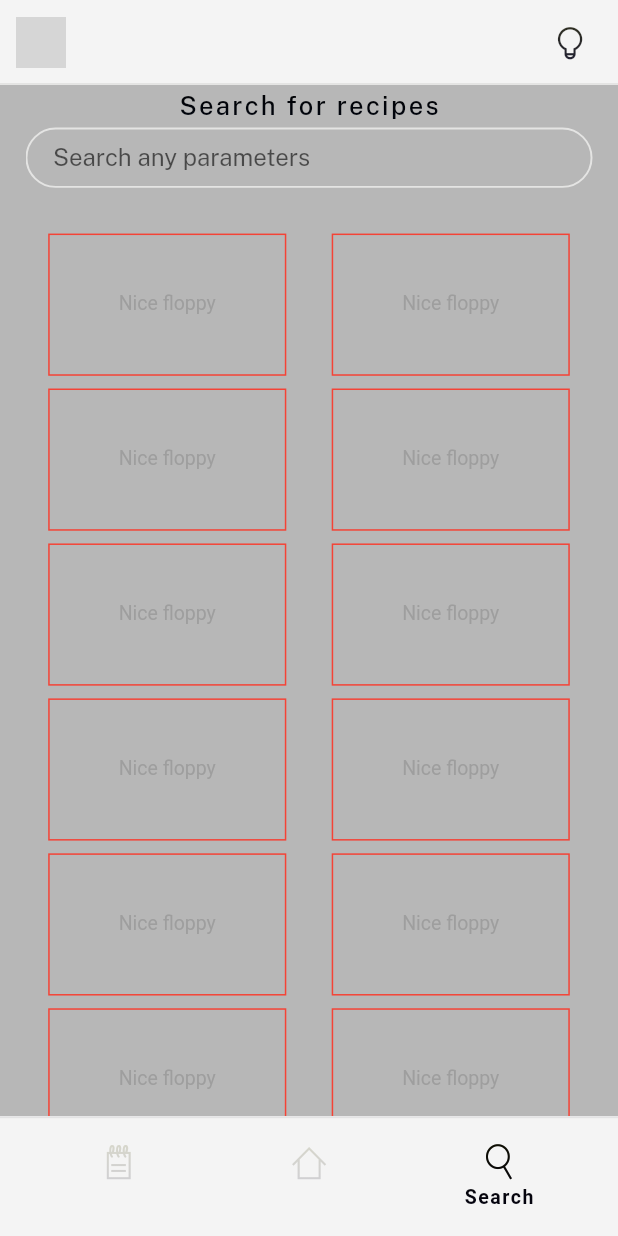
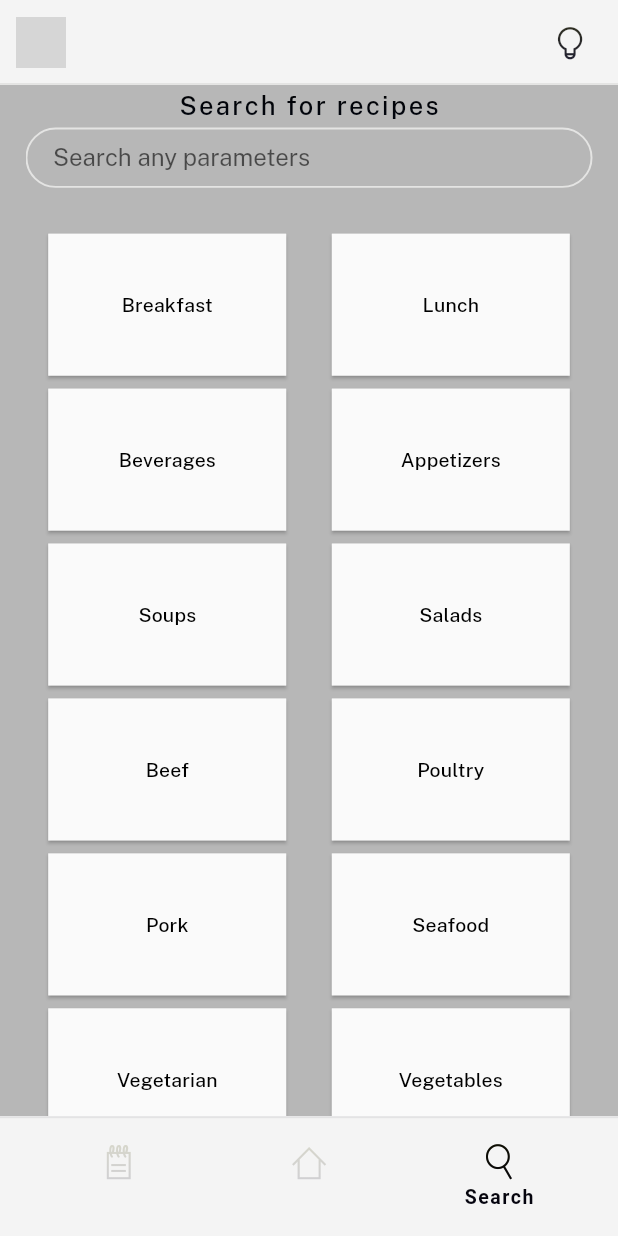
Before and after one commit to SotoArmando/appniceoogling_recipesspotlight, a Flutter app: the screen it shows after launch, swiped to page 3, on a phone screen of 412 x 824 dp. Run offline on Flutter 3.47's test engine with Material 2 defaults, Android fonts, the phone set to English and light mode, and no system bars; our stand-ins replace cached_network_image, google_fonts; missing offline and left inert: dart:html; network calls fail; Roboto replaces fonts that are missing (Lator); grey boxes are pictures that could not be loaded.

Commit message:
Added labels string to categories; Added categories constraint

```diff
--- a/lib/components/Low/Lowtag.dart
+++ b/lib/components/Low/Lowtag.dart
@@ -3,7 +3,8 @@ import 'package:flutter/widgets.dart';
 import 'package:niceoogling/resource/math.dart';
 
 class Lowtag extends StatefulWidget {
-  const Lowtag({ Key? key }) : super(key: key);
+  final String label;
+  const Lowtag({ Key? key, required this.label }) : super(key: key);
 
   @override
   _LowtagState createState() => _LowtagState();
@@ -12,14 +13,17 @@ class Lowtag extends StatefulWidget {
 class _LowtagState extends State<Lowtag> {
   @override
   Widget build(BuildContext context) {
-    return Container(
-      decoration: BoxDecoration(
-        border: Border.all(color: Colors.red, width: 1)
-      ),
+    return Material(
+      elevation: 1,
+      child: Container(
+
+
       width: coremeasure_13,
       height: coremeasure_10,
       alignment: Alignment.center,
-      child: Text("Nice floppy"),
-    );
+      child: Text(widget.label, style: Theme.of(context)
+                      .textTheme
+                      .bodyText1,),
+    ),);
   }
 }
--- a/lib/components/Searchpage.dart
+++ b/lib/components/Searchpage.dart
@@ -7,7 +7,26 @@ import 'package:flutter/widgets.dart';
 import 'package:niceoogling/components/Low/Lowtag.dart';
 import 'package:niceoogling/context/Tastydescendant.dart';
 import 'package:niceoogling/resource/math.dart';
-
+const List<String> categories = [
+  "Breakfast",
+  "Lunch",
+  "Beverages",
+  "Appetizers",
+  'Soups',
+  "Salads",
+  "Beef",
+  "Poultry",
+  "Pork",
+  "Seafood",
+  "Vegetarian",
+  "Vegetables",
+  "Other",
+  "Desserts",
+  "Canning / Freezing",
+  "Breads",
+  "Holidays",
+  "Entertaining"
+];
 class Searchpage extends StatefulWidget {
   Searchpage({Key? key}) : super(key: key);
 
@@ -66,8 +85,8 @@ class SearchpageState extends State<Searchpage> {
               direction: Axis.horizontal,
               runSpacing: coremeasure_0 / 2,
               children: [
-              for (var i in [0, 1, 2, 3, 4,5,6,7,8,9,10,11])
-                    Lowtag()
+              for (var i in categories)
+                    Lowtag(label: i)
             ],)
         ][index]),
 
```
